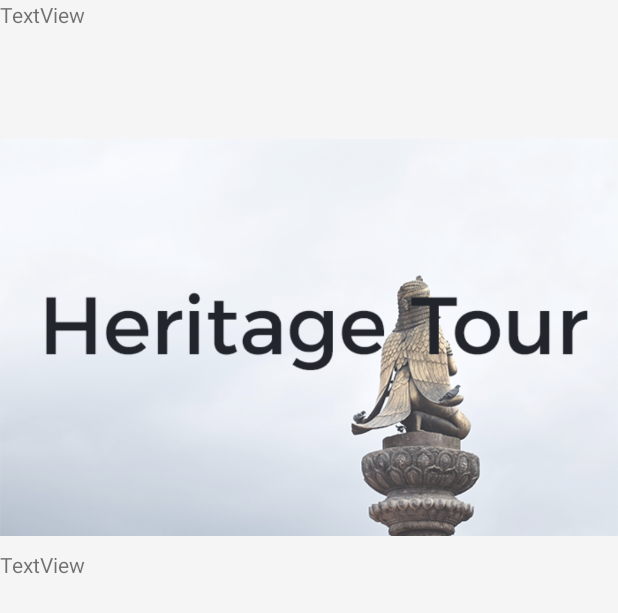
After one commit to Arobce/Traversity, an Android app: the layout activity_location.xml on its own in the app's theme, with its tools: preview values and no code run, on a phone screen of 412 x 824 dp. The commit adds this screen. Shown: the top 613 px of the screen. Run offline under Robolectric (Android 15) with nearby library versions, the phone set to English and light mode, and no system bars; network calls fail.

Commit message:
Added Location Activity

```diff
--- a/app/src/main/java/com/roshan/traversity/RecyclerView/RouteAdapter.java
+++ b/app/src/main/java/com/roshan/traversity/RecyclerView/RouteAdapter.java
@@ -9,6 +9,8 @@ import android.widget.ImageView;
 import android.widget.TextView;
 
 import com.bumptech.glide.Glide;
+import com.roshan.traversity.LocationActivity;
+import com.roshan.traversity.Models.Location;
 import com.roshan.traversity.Models.Routes;
 import com.roshan.traversity.R;
 import com.roshan.traversity.RouteActivity;
--- a/app/src/main/java/com/roshan/traversity/RouteActivity.java
+++ b/app/src/main/java/com/roshan/traversity/RouteActivity.java
@@ -1,5 +1,6 @@
 package com.roshan.traversity;
 
+import android.content.Context;
 import android.graphics.Bitmap;
 import android.graphics.Color;
 import android.graphics.drawable.BitmapDrawable;
@@ -48,7 +49,8 @@ public class RouteActivity extends AppCompatActivity {
     RouteGeneralFragment routeGeneralFragment = new RouteGeneralFragment();
     List<Integer> locationId = new ArrayList<>();
     List<Location> locationList;
-
+    LocationAdapter locationAdapter;
+    Context ctx = this;
 
 
 
--- /dev/null
+++ b/app/src/main/res/layout/activity_location.xml
@@ -0,0 +1,30 @@
+<?xml version="1.0" encoding="utf-8"?>
+<android.widget.RelativeLayout xmlns:android="http://schemas.android.com/apk/res/android"
+    xmlns:app="http://schemas.android.com/apk/res-auto"
+    xmlns:tools="http://schemas.android.com/tools"
+    android:layout_width="match_parent"
+    android:layout_height="match_parent"
+    tools:context="com.roshan.traversity.LocationActivity">
+
+    <TextView
+        android:id="@+id/locationTitle"
+        android:layout_width="wrap_content"
+        android:layout_height="wrap_content"
+        android:text="TextView" />
+
+    <ImageView
+        android:id="@+id/locationImage"
+        android:layout_width="wrap_content"
+        android:layout_height="wrap_content"
+        app:srcCompat="@drawable/category_heritage_tour" />
+
+    <TextView
+        android:id="@+id/locationDescription"
+        android:layout_width="wrap_content"
+        android:layout_height="wrap_content"
+        android:layout_alignBottom="@+id/locationImage"
+        android:layout_alignParentStart="true"
+        android:layout_marginBottom="64dp"
+        android:text="TextView" />
+
+</android.widget.RelativeLayout>
--- a/app/src/main/res/values/styles.xml
+++ b/app/src/main/res/values/styles.xml
@@ -3,7 +3,7 @@
     <!-- Base application theme. -->
     <style name="AppTheme" parent="Theme.AppCompat.Light.DarkActionBar">
         <!-- Customize your theme here. -->
-        <item name="colorPrimary">@color/white</item>
+        <item name="colorPrimary">@color/theme_main</item>
         <item name="android:textColorPrimary">@color/black</item>
         <item name="android:actionBarStyle">@style/MyActionBar</item>
         <item name="colorPrimaryDark">@color/colorPrimaryDark</item>
```
Also changed, not shown: app/src/main/AndroidManifest.xml (+10 -9 lines), app/src/main/java/com/roshan/traversity/LocationActivity.java (added, +33 -0 lines), app/src/main/java/com/roshan/traversity/RecyclerView/LocationAdapter.java (+10 -9 lines), app/src/main/res/layout/route_general_fragment.xml (+4 -4 lines).
